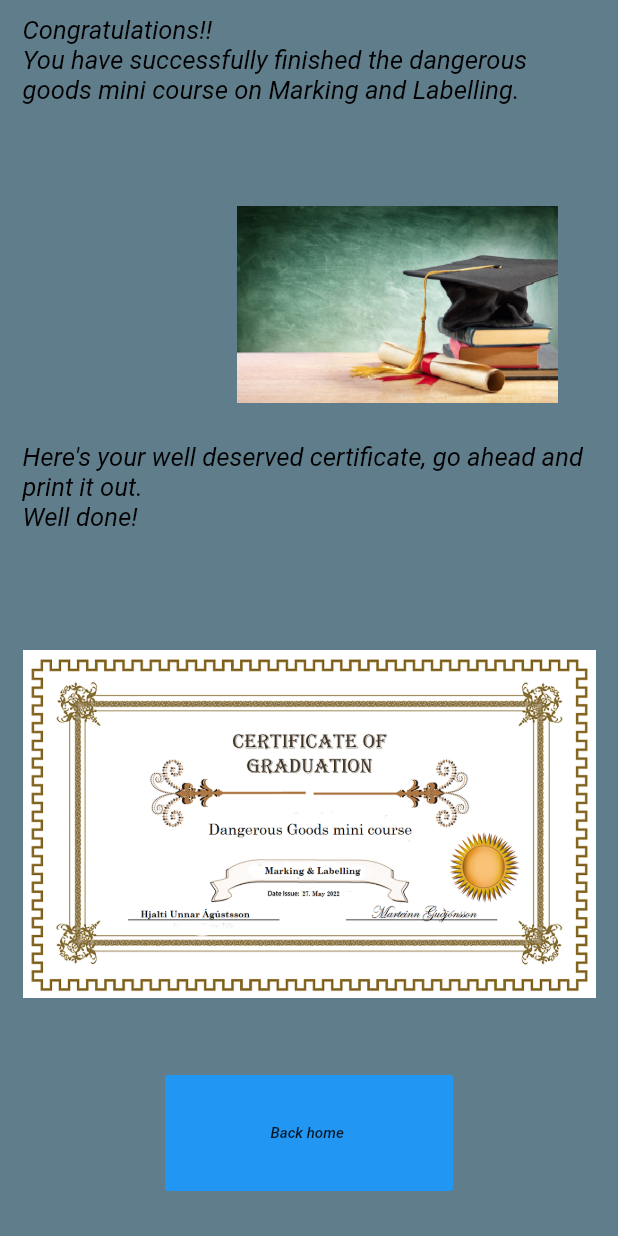
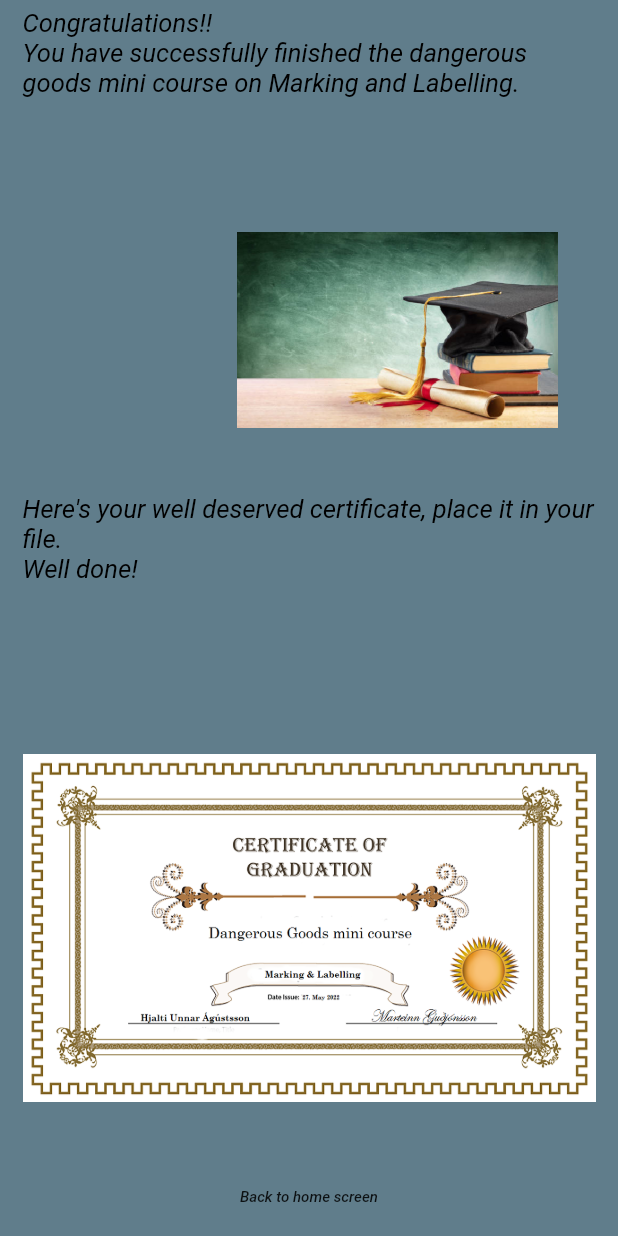
Before and after one commit to MarteinnG/dg_mini_course, a Flutter app: the ClosingPage screen opened directly, on a phone screen of 412 x 824 dp. Run offline on Flutter 3.47's test engine with Material 2 defaults, Android fonts, the phone set to English and light mode, and no system bars.

Commit message:
Last commit
Finished

```diff
--- a/lib/closing_page.dart
+++ b/lib/closing_page.dart
@@ -1,4 +1,4 @@
-import 'package:dg_mini_course/course_page.dart';
+import 'package:dg_mini_course/main.dart';
 import 'package:flutter/cupertino.dart';
 import 'package:flutter/material.dart';
 import 'constants.dart';
@@ -19,7 +19,7 @@ class _ClosingPageState extends State<ClosingPage> {
           children: [
             Expanded(
               child: Padding(
-                padding: EdgeInsets.symmetric(vertical: 10.0, horizontal: 15.0),
+                padding: EdgeInsets.symmetric(vertical: 5.0, horizontal: 15.0),
                 child: Text(
                   congrats,
                   textAlign: TextAlign.left,
@@ -34,7 +34,9 @@ class _ClosingPageState extends State<ClosingPage> {
             Expanded(
               flex: 1,
               child: Padding(
-                padding: EdgeInsets.symmetric(horizontal: 40),
+                padding: EdgeInsets.symmetric(
+                  horizontal: 40,
+                ),
                 child: Image.asset(
                   'images/graduation.png',
                   scale: 3,
@@ -59,28 +61,29 @@ class _ClosingPageState extends State<ClosingPage> {
             Expanded(
               flex: 2,
               child: Padding(
-                padding: EdgeInsets.symmetric(vertical: 5, horizontal: 15),
+                padding: EdgeInsets.symmetric(horizontal: 15),
                 child: Image.asset(
                   'images/certificate.png',
                 ),
               ),
             ),
-            Expanded(
-              child: Padding(
-                padding: EdgeInsets.symmetric(horizontal: 110, vertical: 30),
-                child: GestureDetector(
+            Container(
+              height: 51,
+              child: FractionallySizedBox(
+                alignment: Alignment.topRight,
+                heightFactor: 1,
+                widthFactor: 1,
                 child: FlatButton(
-                    color: Colors.blue,
+                  onPressed: () {
+                    Navigator.push((context),
+                        MaterialPageRoute(builder: (context) => MiniCourse()));
+                  },
                   child: Text(
-                      'Back home ',
+                    'Back to home screen',
                     style: TextStyle(
+                      fontStyle: FontStyle.italic,
                       fontSize: 10,
-                        fontStyle: FontStyle.italic,
                     ),
-                    ),
-                    onPressed: (){
-                      //Navigator.push((context), MaterialPageRoute(builder: (context) => CoursePage()));
-                    },
                   ),
                 ),
               ),
@@ -91,3 +94,6 @@ class _ClosingPageState extends State<ClosingPage> {
     );
   }
 }
+
+//child: Padding(
+//padding: EdgeInsets.symmetric(horizontal: 110, vertical: 30),
--- a/lib/constants.dart
+++ b/lib/constants.dart
@@ -68,5 +68,5 @@ Handling labels for Cargo Aircraft Only (CAO) must be used on packages that are
 const congrats = '''Congratulations!!
 You have successfully finished the dangerous goods mini course on Marking and Labelling.''';
 
-const certificate = '''Here's your well deserved certificate, go ahead and print it out.
+const certificate = '''Here's your well deserved certificate, place it in your file.
 Well done!''';
```
Lines whose indentation alone changed are shown as unchanged.
